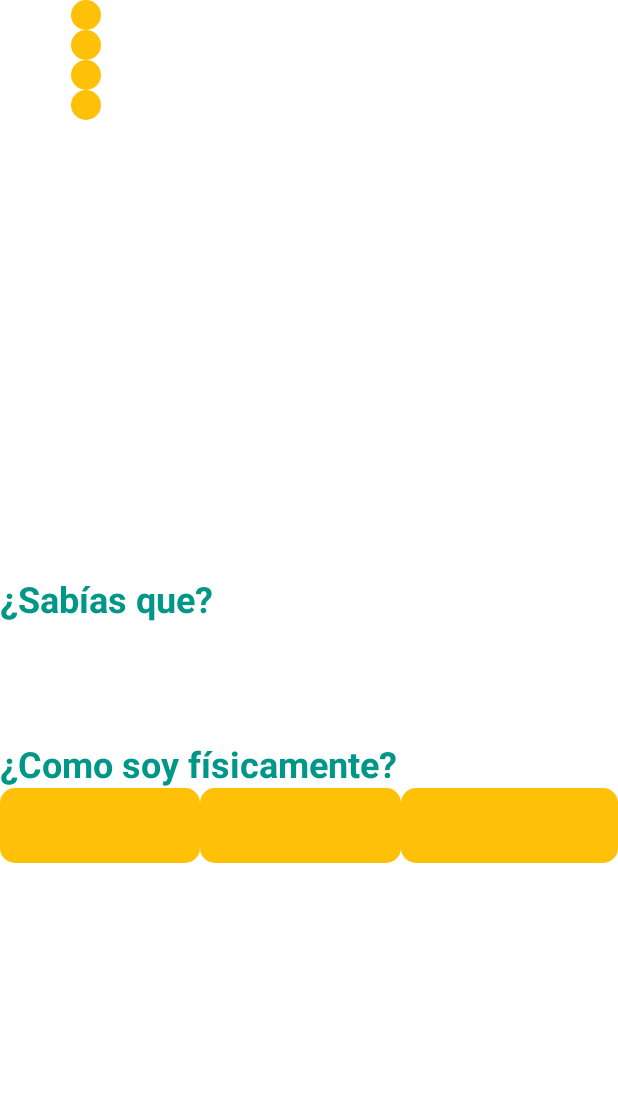
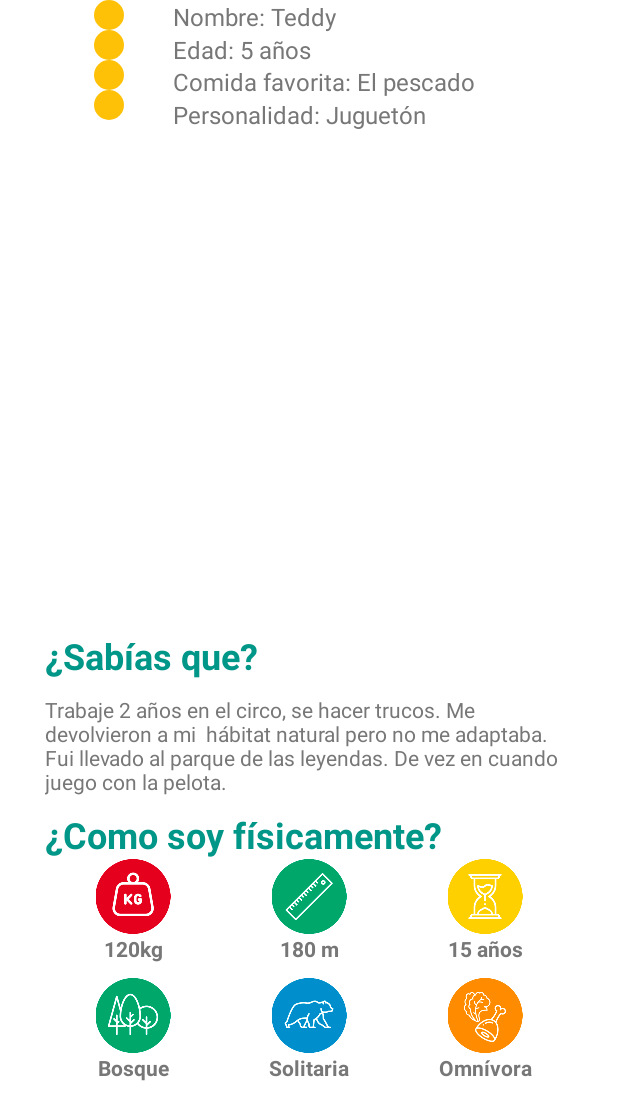
Before and after one commit to oliverjauregui/ZooApp, an Android app: the layout fragment_datos.xml on its own in the app's theme, with its tools: preview values and no code run, on a phone screen of 412 x 824 dp. Shown: the top 1120 px of the screen. Run offline under Robolectric (Android 15) with nearby library versions, the phone set to English and light mode, and no system bars.

Commit message:
fix some screens

```diff
--- /dev/null
+++ b/app/src/main/res/drawable/boton_bordesAmarillo.xml
@@ -0,0 +1,6 @@
+<?xml version="1.0" encoding="utf-8"?>
+<shape xmlns:android="http://schemas.android.com/apk/res/android"
+    android:shape="rectangle">
+    <solid android:color="#FFC107"/>
+    <corners android:radius="8dp"/>
+</shape>
--- /dev/null
+++ b/app/src/main/res/drawable/boton_bordesVerde.xml
@@ -0,0 +1,6 @@
+<?xml version="1.0" encoding="utf-8"?>
+<shape xmlns:android="http://schemas.android.com/apk/res/android"
+    android:shape="rectangle">
+    <solid android:color="@color/colorPrimary"/>
+    <corners android:radius="8dp"/>
+</shape>
--- a/app/src/main/res/layout/activity_inicio.xml
+++ b/app/src/main/res/layout/activity_inicio.xml
@@ -20,16 +20,18 @@
     <Button
         android:id="@+id/button"
         android:layout_width="326dp"
-        android:layout_height="37dp"
-        android:layout_marginEnd="29dp"
+        android:layout_height="40dp"
+        android:layout_marginStart="29dp"
         android:layout_marginLeft="29dp"
-        android:layout_marginRight="29dp"
-        android:layout_marginStart="29dp"
-        android:layout_marginTop="20dp"
-        android:background="#FFC107"
+        android:layout_marginTop="19dp"
+        android:layout_marginEnd="30dp"
+        android:layout_marginRight="30dp"
+        android:layout_marginBottom="5dp"
+        android:background="@drawable/boton_bordesAmarillo"
         android:text="COMPRAR ENTRADAS"
         android:textColor="#ffffff"
         android:textStyle="bold"
+        app:layout_constraintBottom_toTopOf="@+id/ingresarApp"
         app:layout_constraintEnd_toEndOf="parent"
         app:layout_constraintHorizontal_bias="0.0"
         app:layout_constraintStart_toStartOf="parent"
@@ -39,14 +41,14 @@
     <Button
         android:id="@+id/ingresarApp"
         android:layout_width="326dp"
-        android:layout_height="37dp"
+        android:layout_height="40dp"
         android:layout_marginStart="29dp"
         android:layout_marginLeft="29dp"
         android:layout_marginTop="8dp"
         android:layout_marginEnd="29dp"
         android:layout_marginRight="29dp"
-        android:layout_marginBottom="8dp"
-        android:background="@color/colorPrimaryDark"
+        android:layout_marginBottom="35dp"
+        android:background="@drawable/boton_bordesVerde"
         android:text="CONOCE A NUESTROS ANIMALES"
         android:textColor="#ffffff"
         android:textSize="18sp"
--- a/app/src/main/res/layout/activity_lista.xml
+++ b/app/src/main/res/layout/activity_lista.xml
@@ -82,18 +82,19 @@
         android:id="@+id/button3"
         android:layout_width="wrap_content"
         android:layout_height="wrap_content"
+        android:layout_marginStart="8dp"
+        android:layout_marginLeft="8dp"
+        android:layout_marginTop="8dp"
+        android:layout_marginEnd="8dp"
+        android:layout_marginRight="8dp"
         android:layout_marginBottom="8dp"
-        android:layout_marginEnd="8dp"
-        android:layout_marginLeft="8dp"
-        android:layout_marginRight="8dp"
-        android:layout_marginStart="8dp"
-        android:layout_marginTop="8dp"
         android:background="@android:color/transparent"
         android:text="¿No encontraste al animal que buscabas?"
         android:textColor="@color/colorGray"
         app:layout_constraintBottom_toBottomOf="parent"
         app:layout_constraintEnd_toEndOf="parent"
         app:layout_constraintStart_toStartOf="parent"
-        app:layout_constraintTop_toBottomOf="@+id/textView3" />
+        app:layout_constraintTop_toBottomOf="@+id/textView3"
+        app:layout_constraintVertical_bias="0.925" />
 
 </android.support.constraint.ConstraintLayout>
--- a/app/src/main/res/layout/fragment_datos.xml
+++ b/app/src/main/res/layout/fragment_datos.xml
@@ -1,5 +1,6 @@
 <?xml version="1.0" encoding="utf-8"?>
 <FrameLayout xmlns:android="http://schemas.android.com/apk/res/android"
+    xmlns:app="http://schemas.android.com/apk/res-auto"
     xmlns:tools="http://schemas.android.com/tools"
     android:layout_width="match_parent"
     android:layout_height="match_parent"
@@ -10,7 +11,9 @@
 
     <LinearLayout
         android:layout_width="match_parent"
-        android:layout_height="match_parent"
+        android:layout_height="wrap_content"
+        android:layout_marginLeft="30dp"
+        android:layout_marginRight="30dp"
         android:orientation="horizontal">
 
         <LinearLayout
@@ -70,6 +73,7 @@
                 android:layout_width="match_parent"
                 android:layout_height="22dp"
                 android:text="Nombre: Teddy\n"
+                android:textColor="@color/colorGray"
                 android:textSize="16sp"
                 tools:layout_margin="5dp" />
 
@@ -77,7 +81,8 @@
                 android:id="@+id/textView15"
                 android:layout_width="match_parent"
                 android:layout_height="21dp"
-                android:text="Edad: 5 años\n"
+                android:text="Edad: 5 años"
+                android:textColor="@color/colorGray"
                 android:textSize="16sp"
                 tools:layout_margin="5dp" />
 
@@ -86,6 +91,7 @@
                 android:layout_width="match_parent"
                 android:layout_height="wrap_content"
                 android:text="Comida favorita: El pescado"
+                android:textColor="@color/colorGray"
                 android:textSize="16sp"
                 tools:layout_margin="5dp" />
 
@@ -94,6 +100,7 @@
                 android:layout_width="match_parent"
                 android:layout_height="wrap_content"
                 android:text="Personalidad: Juguetón"
+                android:textColor="@color/colorGray"
                 android:textSize="16sp"
                 tools:layout_margin="5dp" />
         </LinearLayout>
@@ -102,8 +109,10 @@
 
     <LinearLayout
         android:layout_width="match_parent"
-        android:layout_height="441dp"
+        android:layout_height="403dp"
         android:layout_gravity="bottom"
+        android:layout_marginLeft="30dp"
+        android:layout_marginRight="30dp"
         android:layout_weight="1"
         android:orientation="vertical">
 
@@ -113,56 +122,39 @@
             android:layout_height="wrap_content"
             android:layout_weight="0"
             android:text="¿Sabías que?"
-            android:textColor="#009688"
+            android:textColor="@color/colorPrimary"
             android:textSize="24sp"
-            android:textStyle="bold"
-            tools:paddingLeft="50dp"
-            tools:paddingTop="50dp" />
+            android:textStyle="bold" />
 
         <TextView
             android:id="@+id/textView20"
             android:layout_width="match_parent"
             android:layout_height="wrap_content"
+            android:layout_gravity="center_horizontal"
+            android:layout_marginTop="10dp"
             android:layout_weight="0"
-            android:text="Trabaje 2 años en el circo, se hacer trucos.Me"
-            tools:paddingLeft="50dp"
-            tools:paddingTop="20dp" />
+            android:text="Trabaje 2 años en el circo, se hacer trucos. Me devolvieron a mi  hábitat natural pero no me adaptaba. Fui llevado al parque de las leyendas. De vez en cuando juego con la pelota."
+            android:textColor="@color/colorGray" />
+    </LinearLayout>
 
-        <TextView
-            android:id="@+id/textView21"
-            android:layout_width="match_parent"
-            android:layout_height="wrap_content"
-            android:layout_weight="0"
-            android:text="devolvieron a mi hábitat natural pero no me"
-            tools:paddingLeft="50dp" />
-
-        <TextView
-            android:id="@+id/textView22"
-            android:layout_width="match_parent"
-            android:layout_height="wrap_content"
-            android:layout_weight="0"
-            android:text="adaptaba. Fui llevado al parque de las leyendas."
-            tools:paddingLeft="50dp" />
-
-        <TextView
-            android:id="@+id/textView23"
-            android:layout_width="match_parent"
-            android:layout_height="wrap_content"
-            android:layout_weight="0"
-            android:text="De vez en cuando juego con la pelota."
-            tools:paddingLeft="50dp" />
+    <LinearLayout
+        android:layout_width="match_parent"
+        android:layout_height="284dp"
+        android:layout_gravity="bottom"
+        android:layout_marginLeft="30dp"
+        android:layout_marginRight="30dp"
+        android:layout_weight="1"
+        android:orientation="vertical">
 
         <TextView
             android:id="@+id/textView18"
-            android:layout_width="match_parent"
+            android:layout_width="wrap_content"
             android:layout_height="wrap_content"
             android:layout_weight="0"
             android:text="¿Como soy físicamente?"
-            android:textColor="#009688"
+            android:textColor="@color/colorPrimary"
             android:textSize="24sp"
-            android:textStyle="bold"
-            tools:paddingLeft="50dp"
-            tools:paddingTop="50dp" />
+            android:textStyle="bold" />
 
         <LinearLayout
             android:layout_width="match_parent"
@@ -182,7 +174,7 @@
                     android:layout_width="match_parent"
                     android:layout_height="50dp"
                     android:layout_weight="1"
-                    android:src="@drawable/boton_amarillo" />
+                    android:src="@drawable/kilo" />
 
                 <TextView
                     android:id="@+id/textView26"
@@ -190,7 +182,9 @@
                     android:layout_height="wrap_content"
                     android:layout_weight="1"
                     android:gravity="center_vertical|center_horizontal"
-                    android:text="120kg" />
+                    android:text="120kg"
+                    android:textColor="@color/colorGray"
+                    android:textStyle="bold" />
             </LinearLayout>
 
             <LinearLayout
@@ -205,7 +199,7 @@
                     android:layout_width="match_parent"
                     android:layout_height="50dp"
                     android:layout_weight="1"
-                    android:src="@drawable/boton_amarillo" />
+                    android:src="@drawable/regla" />
 
                 <TextView
                     android:id="@+id/textView28"
@@ -213,7 +207,9 @@
                     android:layout_height="wrap_content"
                     android:layout_weight="1"
                     android:gravity="center_vertical|center_horizontal"
-                    android:text="180 m" />
+                    android:text="180 m"
+                    android:textColor="@color/colorGray"
+                    android:textStyle="bold" />
             </LinearLayout>
 
             <LinearLayout
@@ -228,7 +224,7 @@
                     android:layout_width="match_parent"
                     android:layout_height="50dp"
                     android:layout_weight="1"
-                    android:src="@drawable/boton_amarillo" />
+                    android:src="@drawable/relojarena" />
 
                 <TextView
                     android:id="@+id/textView27"
@@ -236,9 +232,86 @@
                     android:layout_height="wrap_content"
                     android:layout_weight="1"
                     android:gravity="center_vertical|center_horizontal"
-                    android:text="15 años" />
+                    android:text="15 años"
+                    android:textColor="@color/colorGray"
+                    android:textStyle="bold" />
             </LinearLayout>
 
+        </LinearLayout>
+
+        <LinearLayout
+            android:layout_width="match_parent"
+            android:layout_height="match_parent"
+            android:layout_marginTop="10dp"
+            android:layout_weight="0"
+            android:orientation="horizontal">
+
+            <LinearLayout
+                android:layout_width="match_parent"
+                android:layout_height="match_parent"
+                android:layout_weight="1"
+                android:orientation="vertical">
+
+                <ImageView
+                    android:id="@+id/imageView3"
+                    android:layout_width="match_parent"
+                    android:layout_height="50dp"
+                    android:src="@drawable/bosque" />
+
+                <TextView
+                    android:id="@+id/textView6"
+                    android:layout_width="match_parent"
+                    android:layout_height="wrap_content"
+                    android:gravity="center_vertical|center_horizontal"
+                    android:text="Bosque"
+                    android:textColor="@color/colorGray"
+                    android:textStyle="bold" />
+            </LinearLayout>
+
+            <LinearLayout
+                android:layout_width="match_parent"
+                android:layout_height="match_parent"
+                android:layout_weight="1"
+                android:orientation="vertical">
+
+                <ImageView
+                    android:id="@+id/imageView4"
+                    android:layout_width="match_parent"
+                    android:layout_height="50dp"
+                    android:src="@drawable/social"
+                    android:textColor="@color/colorGray" />
+
+                <TextView
+                    android:id="@+id/textView7"
+                    android:layout_width="match_parent"
+                    android:layout_height="wrap_content"
+                    android:gravity="center_vertical|center_horizontal"
+                    android:text="Solitaria"
+                    android:textColor="@color/colorGray"
+                    android:textStyle="bold" />
+            </LinearLayout>
+
+            <LinearLayout
+                android:layout_width="match_parent"
+                android:layout_height="match_parent"
+                android:layout_weight="1"
+                android:orientation="vertical">
+
+                <ImageView
+                    android:id="@+id/imageView5"
+                    android:layout_width="match_parent"
+                    android:layout_height="50dp"
+                    android:src="@drawable/carneverduras" />
+
+                <TextView
+                    android:id="@+id/textView8"
+                    android:layout_width="match_parent"
+                    android:layout_height="wrap_content"
+                    android:gravity="center_vertical|center_horizontal"
+                    android:text="Omnívora"
+                    android:textColor="@color/colorGray"
+                    android:textStyle="bold" />
+            </LinearLayout>
         </LinearLayout>
     </LinearLayout>
 
```
Also changed, not shown: app/src/main/res/drawable/bosque.png (added), app/src/main/res/drawable/carneverduras.png (added), app/src/main/res/drawable/kilo.png (added), app/src/main/res/drawable/regla.png (added), app/src/main/res/drawable/relojarena.png (added), app/src/main/res/drawable/social.png (added).
